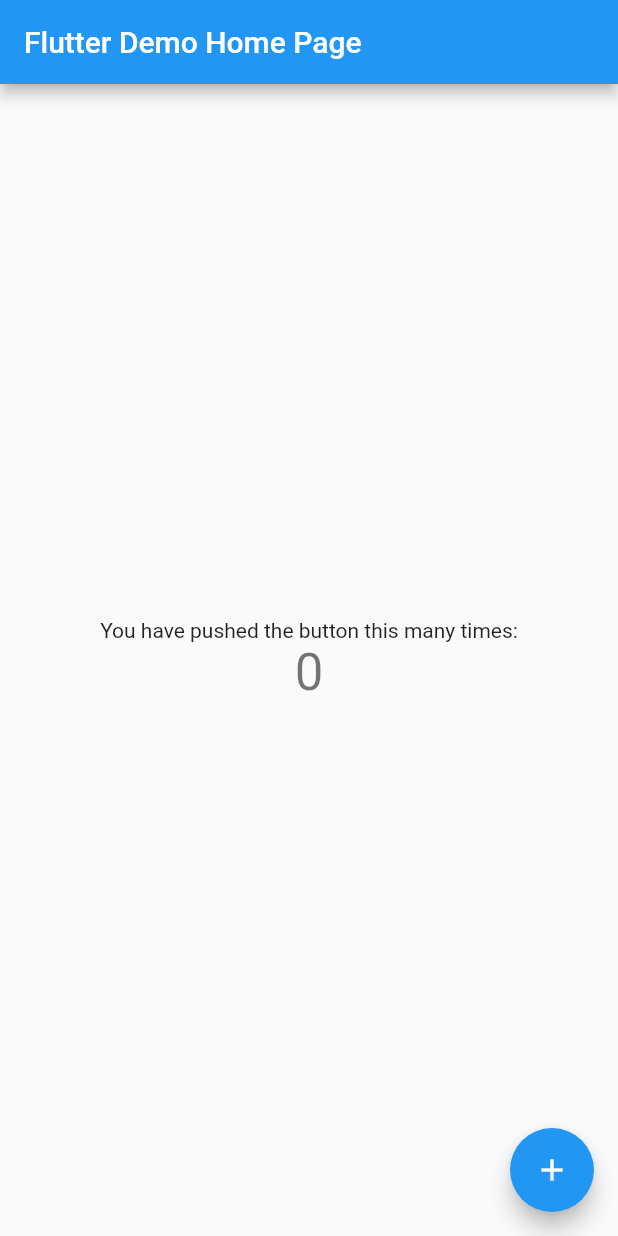
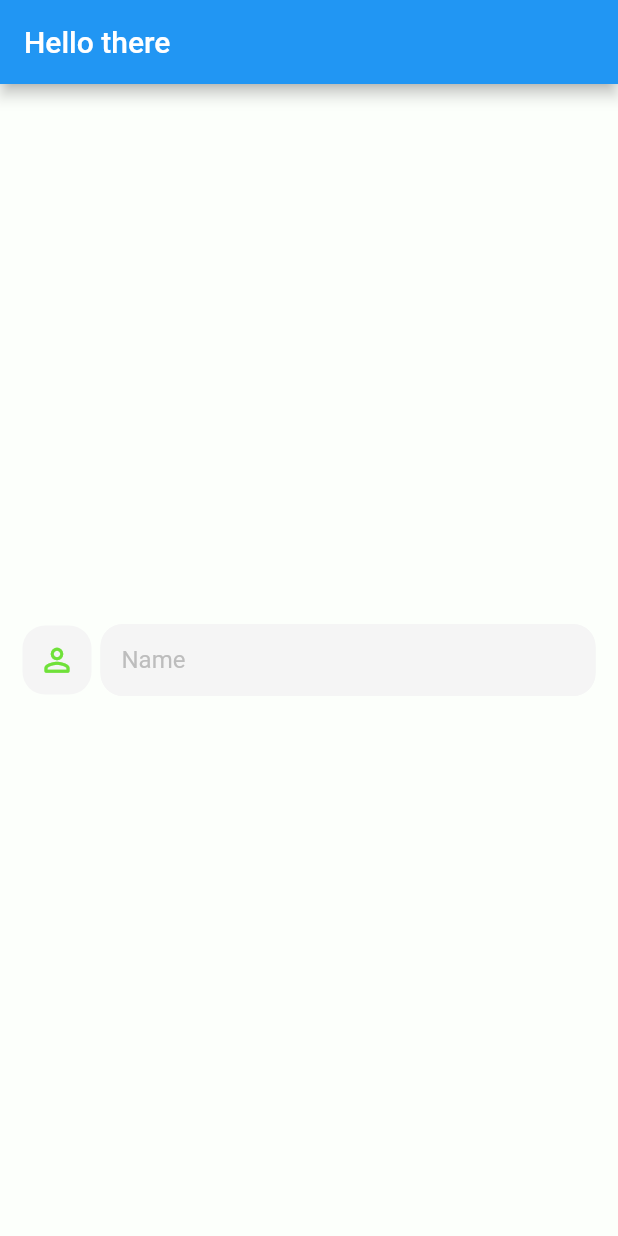
Before and after one commit to ibm00/farmer_club, a Flutter app: the screen it shows after launch, on a phone screen of 412 x 824 dp. Run offline on Flutter 3.47's test engine with Material 2 defaults, Android fonts, the phone set to English and light mode, and no system bars.

Commit message:
shared text field and icon wrapper

```diff
--- a/analysis_options.yaml
+++ b/analysis_options.yaml
@@ -22,6 +22,7 @@
   # `// ignore_for_file: name_of_lint` syntax on the line or in the file
   # producing the lint.
   rules:
+    use_key_in_widget_constructors: false
     # avoid_print: false  # Uncomment to disable the `avoid_print` rule
     # prefer_single_quotes: true  # Uncomment to enable the `prefer_single_quotes` rule
 
--- a/lib/constants/styles.dart
+++ b/lib/constants/styles.dart
@@ -0,0 +1,20 @@
+import 'dart:ui';
+
+import 'package:flutter/material.dart';
+
+//Colors
+const kPrimaryColor = Color(0xff299A0B);
+const kLightPrimaryColor = Color(0xff99EB73);
+const kPrimaryTextColor = Color(0xff3ED400);
+const kBackgroundColor = Color(0xffFCFFFB);
+const kGeryIconsColor = Color(0xff817889);
+const kGreenIconsColor = Color(0xff6FE139);
+
+//Text Styles
+const kTextStyleReg13 = TextStyle(fontSize: 13);
+const kTextStyleGreenReg13 = TextStyle(fontSize: 13, color: kPrimaryTextColor);
+const kTextStyleReg16 = TextStyle(fontSize: 16);
+const kTextStylebold16 = TextStyle(fontSize: 16);
+final kTextStyleGerybold16 = TextStyle(fontSize: 16, color: Colors.grey[400]);
+const kTextStyleReg18 = TextStyle(fontSize: 18);
+const kTextStyleReg24 = TextStyle(fontSize: 24);
--- a/lib/main.dart
+++ b/lib/main.dart
@@ -1,4 +1,8 @@
+import 'package:farmer_club/constants/styles.dart';
+import 'package:farmer_club/presentation/shared_widgets/icons_wrapper.dart';
 import 'package:flutter/material.dart';
+
+import 'presentation/shared_widgets/textFieldWidget.dart';
 
 void main() {
   runApp(const MyApp());
@@ -7,109 +11,54 @@
 class MyApp extends StatelessWidget {
   const MyApp({Key? key}) : super(key: key);
 
-  // This widget is the root of your application.
   @override
   Widget build(BuildContext context) {
     return MaterialApp(
       title: 'Flutter Demo',
       theme: ThemeData(
-        // This is the theme of your application.
-        //
-        // Try running your application with "flutter run". You'll see the
-        // application has a blue toolbar. Then, without quitting the app, try
-        // changing the primarySwatch below to Colors.green and then invoke
-        // "hot reload" (press "r" in the console where you ran "flutter run",
-        // or simply save your changes to "hot reload" in a Flutter IDE).
-        // Notice that the counter didn't reset back to zero; the application
-        // is not restarted.
         primarySwatch: Colors.blue,
       ),
-      home: const MyHomePage(title: 'Flutter Demo Home Page'),
+      home: MyHomePage(),
     );
   }
 }
 
-class MyHomePage extends StatefulWidget {
-  const MyHomePage({Key? key, required this.title}) : super(key: key);
-
-  // This widget is the home page of your application. It is stateful, meaning
-  // that it has a State object (defined below) that contains fields that affect
-  // how it looks.
-
-  // This class is the configuration for the state. It holds the values (in this
-  // case the title) provided by the parent (in this case the App widget) and
-  // used by the build method of the State. Fields in a Widget subclass are
-  // always marked "final".
-
-  final String title;
-
-  @override
-  State<MyHomePage> createState() => _MyHomePageState();
-}
-
-class _MyHomePageState extends State<MyHomePage> {
-  int _counter = 0;
-
-  void _incrementCounter() {
-    setState(() {
-      // This call to setState tells the Flutter framework that something has
-      // changed in this State, which causes it to rerun the build method below
-      // so that the display can reflect the updated values. If we changed
-      // _counter without calling setState(), then the build method would not be
-      // called again, and so nothing would appear to happen.
-      _counter++;
-    });
-  }
-
+class MyHomePage extends StatelessWidget {
   @override
   Widget build(BuildContext context) {
-    // This method is rerun every time setState is called, for instance as done
-    // by the _incrementCounter method above.
-    //
-    // The Flutter framework has been optimized to make rerunning build methods
-    // fast, so that you can just rebuild anything that needs updating rather
-    // than having to individually change instances of widgets.
     return Scaffold(
+      backgroundColor: kBackgroundColor,
       appBar: AppBar(
-        // Here we take the value from the MyHomePage object that was created by
-        // the App.build method, and use it to set our appbar title.
-        title: Text(widget.title),
+        title: const Text('Hello there'),
       ),
       body: Center(
-        // Center is a layout widget. It takes a single child and positions it
-        // in the middle of the parent.
-        child: Column(
-          // Column is also a layout widget. It takes a list of children and
-          // arranges them vertically. By default, it sizes itself to fit its
-          // children horizontally, and tries to be as tall as its parent.
-          //
-          // Invoke "debug painting" (press "p" in the console, choose the
-          // "Toggle Debug Paint" action from the Flutter Inspector in Android
-          // Studio, or the "Toggle Debug Paint" command in Visual Studio Code)
-          // to see the wireframe for each widget.
-          //
-          // Column has various properties to control how it sizes itself and
-          // how it positions its children. Here we use mainAxisAlignment to
-          // center the children vertically; the main axis here is the vertical
-          // axis because Columns are vertical (the cross axis would be
-          // horizontal).
-          mainAxisAlignment: MainAxisAlignment.center,
-          children: <Widget>[
-            const Text(
-              'You have pushed the button this many times:',
-            ),
-            Text(
-              '$_counter',
-              style: Theme.of(context).textTheme.headline4,
-            ),
-          ],
+        child: Padding(
+          padding: const EdgeInsets.symmetric(horizontal: 15),
+          child: Column(
+            mainAxisAlignment: MainAxisAlignment.center,
+            children: [
+              Row(
+                children: [
+                  const IconWrapper(Icons.person_outline_rounded),
+                  const SizedBox(width: 6),
+                  Expanded(
+                    child: TextFieldWidget(
+                      onSaving: (v) {},
+                      validator: (String? x) {
+                        if (x!.length > 5) {
+                          return null;
+                        } else {
+                          return 'more than 5';
+                        }
+                      },
+                    ),
+                  ),
+                ],
+              )
+            ],
+          ),
         ),
       ),
-      floatingActionButton: FloatingActionButton(
-        onPressed: _incrementCounter,
-        tooltip: 'Increment',
-        child: const Icon(Icons.add),
-      ), // This trailing comma makes auto-formatting nicer for build methods.
     );
   }
 }
--- /dev/null
+++ b/lib/presentation/shared_widgets/icons_wrapper.dart
@@ -0,0 +1,24 @@
+import 'package:farmer_club/constants/styles.dart';
+import 'package:flutter/material.dart';
+
+class IconWrapper extends StatelessWidget {
+  const IconWrapper(this.prefixIcon);
+  final IconData prefixIcon;
+
+  @override
+  Widget build(BuildContext context) {
+    return Container(
+      width: 46,
+      height: 46,
+      child: Icon(
+        prefixIcon,
+        size: 25,
+        color: kGreenIconsColor,
+      ),
+      decoration: BoxDecoration(
+        borderRadius: BorderRadius.circular(15),
+        color: Colors.grey[100],
+      ),
+    );
+  }
+}
--- /dev/null
+++ b/lib/presentation/shared_widgets/textFieldWidget.dart
@@ -0,0 +1,38 @@
+import 'package:farmer_club/constants/styles.dart';
+import 'package:flutter/material.dart';
+
+class TextFieldWidget extends StatelessWidget {
+  const TextFieldWidget({
+    required this.validator,
+    required this.onSaving,
+  });
+  final String? Function(String?) validator;
+  final String? Function(String?) onSaving;
+
+  @override
+  Widget build(BuildContext context) {
+    return TextFormField(
+      // autovalidateMode: AutovalidateMode.onUserInteraction,
+      validator: (v) => validator(v),
+      onSaved: (v) => onSaving(v),
+      decoration: InputDecoration(
+        filled: true,
+        fillColor: Colors.grey[100],
+        border: InputBorder.none,
+        contentPadding:
+            const EdgeInsets.only(left: 14.0, bottom: 8.0, top: 8.0),
+        hintText: 'Name',
+        hintStyle: kTextStyleGerybold16,
+        focusedBorder: _outlineBorder,
+        enabledBorder: _outlineBorder,
+        errorBorder: _outlineBorder,
+        focusedErrorBorder: _outlineBorder,
+      ),
+    );
+  }
+}
+
+final _outlineBorder = OutlineInputBorder(
+  borderSide: BorderSide(color: Colors.grey[100]!),
+  borderRadius: BorderRadius.circular(15),
+);
```
